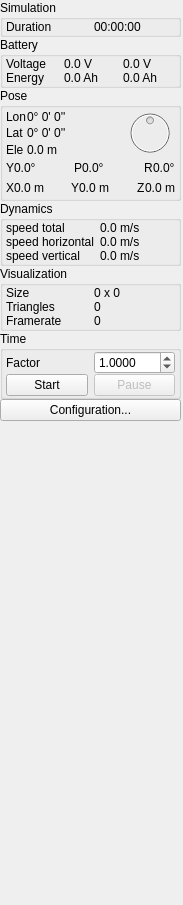
Old version of the form simulator/statuswidget.ui in the repository wpfhtl/octocopter.
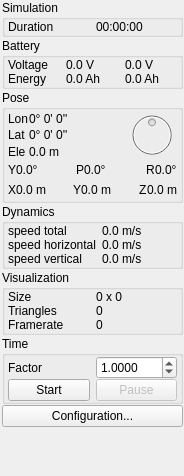
New version of the form.

```diff
--- a/simulator/statuswidget.ui
+++ b/simulator/statuswidget.ui
@@ -6,8 +6,8 @@
    <rect>
     <x>0</x>
     <y>0</y>
-    <width>183</width>
-    <height>905</height>
+    <width>184</width>
+    <height>476</height>
    </rect>
   </property>
   <property name="windowTitle">
@@ -16,16 +16,16 @@
   <widget class="QWidget" name="dockWidgetContents">
    <layout class="QVBoxLayout" name="verticalLayout_2">
     <property name="spacing">
-     <number>0</number>
+     <number>1</number>
     </property>
     <property name="leftMargin">
-     <number>0</number>
+     <number>2</number>
     </property>
     <property name="topMargin">
      <number>0</number>
     </property>
     <property name="rightMargin">
-     <number>2</number>
+     <number>1</number>
     </property>
     <property name="bottomMargin">
      <number>0</number>
```
